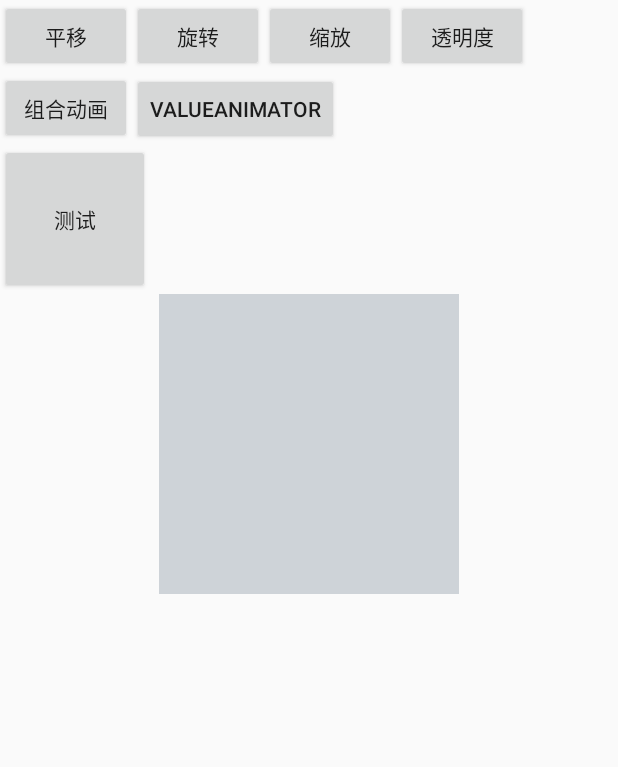
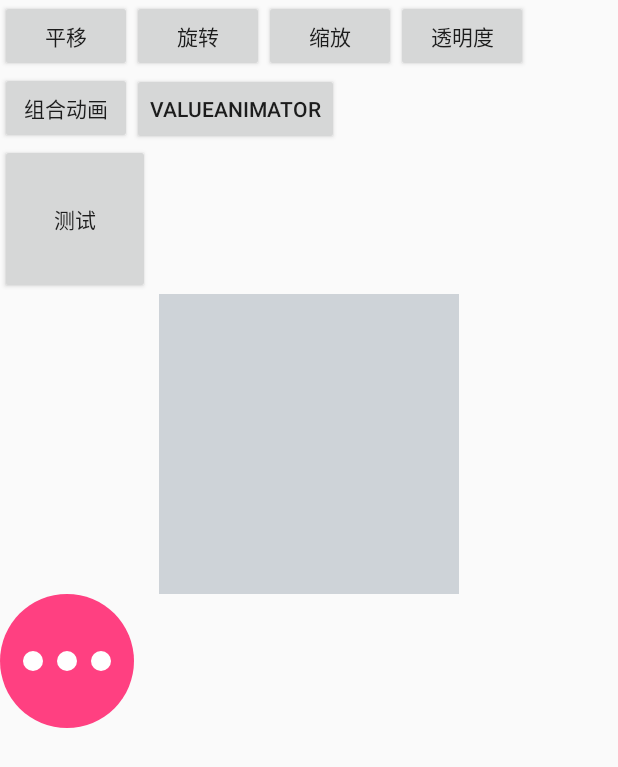
Before and after one commit to AndyFrist/MyViews, an Android app: the AnimaterActivity screen opened directly, with no data from a screen before it, on a phone screen of 412 x 824 dp. Shown: the top 767 px of the screen. Run offline under Robolectric (Android 15) with nearby library versions, the phone set to English and light mode, and no system bars.

Commit message:
直播示意动画

```diff
--- a/app/src/main/java/com/example/huangwenpei/myview/Activity/AnimaterActivity.java
+++ b/app/src/main/java/com/example/huangwenpei/myview/Activity/AnimaterActivity.java
@@ -14,6 +14,7 @@ import android.widget.Toast;
 
 import com.example.huangwenpei.myview.R;
 import com.example.huangwenpei.myview.View.CircleView;
+import com.example.huangwenpei.myview.View.MusicView;
 
 public class AnimaterActivity extends AppCompatActivity implements View.OnClickListener {
     private Button translationBtn ;
@@ -26,6 +27,8 @@ public class AnimaterActivity extends AppCompatActivity implements View.OnClickL
     private CircleView mycircle ;
 
     private Button testBtn ;
+
+    private MusicView musicView;
 
     @Override
     protected void onCreate(Bundle savedInstanceState) {
@@ -43,7 +46,7 @@ public class AnimaterActivity extends AppCompatActivity implements View.OnClickL
         testBtn = (Button) findViewById(R.id.test);
 
         mycircle = (CircleView) findViewById(R.id.mycircle);
-
+        musicView = findViewById(R.id.music);
 
 
         translationBtn.setOnClickListener(this);
@@ -80,6 +83,7 @@ public class AnimaterActivity extends AppCompatActivity implements View.OnClickL
                 break;
             case R.id.test:
                 Toast.makeText(this, "属性动画测试", Toast.LENGTH_SHORT).show();
+                musicView.startAnimate();
                 break;
         }
     }
--- /dev/null
+++ b/app/src/main/java/com/example/huangwenpei/myview/View/MusicView.java
@@ -0,0 +1,108 @@
+package com.example.huangwenpei.myview.View;
+
+import android.animation.ValueAnimator;
+import android.content.Context;
+import android.graphics.Canvas;
+import android.graphics.Paint;
+import android.support.annotation.Nullable;
+import android.util.AttributeSet;
+import android.util.Log;
+import android.view.View;
+import android.view.animation.Animation;
+import android.view.animation.LinearInterpolator;
+
+import com.example.huangwenpei.myview.R;
+
+import static android.view.animation.Animation.*;
+
+/**
+ * Created by xuxiaopeng
+ * on 2020/4/18.
+ * Description：
+ */
+public class MusicView extends View {
+    private Context context;
+    private Paint paint;
+
+    private int width;
+    private int height;
+
+    private int floatHeight;
+    private int floatHeight2;
+    private int floatHeight3;
+
+    public MusicView(Context context) {
+        this(context, null);
+    }
+
+    public MusicView(Context context, @Nullable AttributeSet attrs) {
+        this(context, attrs, 0);
+    }
+
+    public MusicView(Context context, @Nullable AttributeSet attrs, int defStyleAttr) {
+        super(context, attrs, defStyleAttr);
+        init(context);
+    }
+
+    private void init(Context context) {
+        this.context = context;
+        paint = new Paint();
+        paint.setColor(context.getResources().getColor(R.color.red));
+        paint.setStrokeWidth(20);
+        paint.setStrokeJoin(Paint.Join.ROUND);
+        paint.setStrokeCap(Paint.Cap.ROUND);
+        paint.setAntiAlias(true);
+    }
+
+
+    @Override
+    protected void onDraw(Canvas canvas) {
+        super.onDraw(canvas);
+        paint.setColor(context.getResources().getColor(R.color.colorAccent));
+        canvas.drawCircle(height/2,height/2,height/2,paint);
+        paint.setColor(context.getResources().getColor(R.color.white));
+        canvas.drawLine(width / 4, height /2 + Math.abs(floatHeight), width / 4, height /2 - Math.abs(floatHeight), paint);
+        canvas.drawLine(width * 2 / 4, height /2 + Math.abs(floatHeight2), width * 2 / 4, height /2 - Math.abs(floatHeight2), paint);
+        canvas.drawLine(width * 3 / 4, height /2 + Math.abs(floatHeight3), width * 3 / 4, height /2 - Math.abs(floatHeight3), paint);
+
+
+    }
+
+
+    public void startAnimate() {
+
+        ValueAnimator valueAnimator = ValueAnimator.ofInt(0, 360);
+        valueAnimator.setDuration(1000 * 3);
+        valueAnimator.setRepeatMode(RESTART);
+        valueAnimator.setRepeatCount(INFINITE);
+        valueAnimator.setInterpolator(new LinearInterpolator());
+        valueAnimator.addUpdateListener(new ValueAnimator.AnimatorUpdateListener() {
+            @Override
+            public void onAnimationUpdate(ValueAnimator animation) {
+                int aa = (int) animation.getAnimatedValue();
+
+
+                floatHeight = (int) (Math.sin(Math.PI*(aa + 0)/180) * height / 4);
+                floatHeight2 = (int) (Math.sin(Math.PI*(aa + 45)/180) * height / 4);
+                floatHeight3 = (int) (Math.sin(Math.PI*(aa + 90)/180) * height / 4);
+
+                Log.d("musicView", "floatHeight = " + floatHeight);
+//                Log.d("musicView", "Math.sin(aa + 90) = " + Math.sin(Math.PI*(aa + 90)/180));
+                invalidate();
+            }
+        });
+
+        valueAnimator.start();
+
+    }
+
+
+    @Override
+    protected void onSizeChanged(int w, int h, int oldw, int oldh) {
+        super.onSizeChanged(w, h, oldw, oldh);
+        width = getWidth();
+        height = getHeight();
+
+        Log.d("musicView", "width" + width + " height" + height);
+    }
+}
--- a/app/src/main/res/layout/activity_animater.xml
+++ b/app/src/main/res/layout/activity_animater.xml
@@ -75,4 +75,10 @@
         android:layout_height="200dp"
         android:layout_gravity="center" />
 
+    <com.example.huangwenpei.myview.View.MusicView
+        android:id="@+id/music"
+        android:layout_width="90dp"
+        android:layout_height="90dp"
+/>
+
 </LinearLayout>
```
